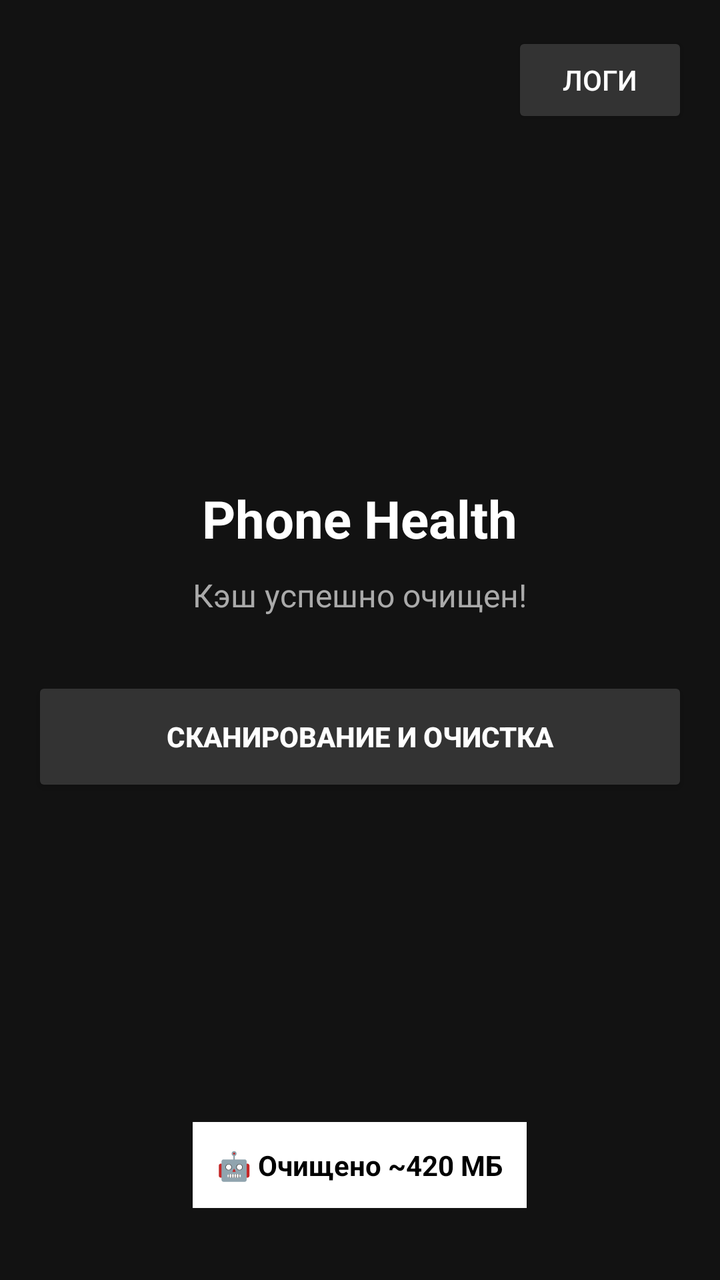
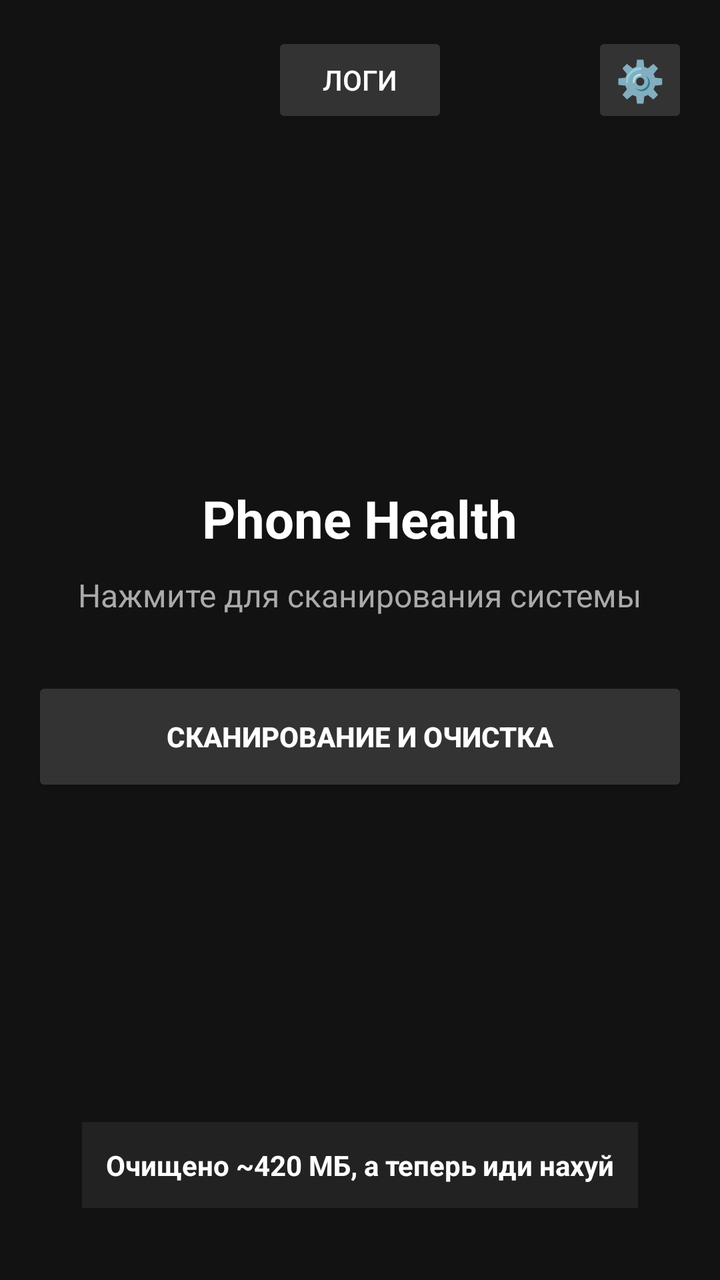

Compare the two renders of this Android layout. The source of the first and the diff that turns it into the second are given below.
<!-- AndroidManifest.xml: application theme Theme.AppCompat.NoActionBar -->
<!-- res/layout/activity_main.xml -->
<?xml version="1.0" encoding="utf-8"?>
<RelativeLayout xmlns:android="http://schemas.android.com/apk/res/android"
    android:layout_width="match_parent"
    android:layout_height="match_parent"
    android:background="#121212"
    android:padding="16dp">

    
    <Button
        android:id="@+id/btnLogs"
        android:layout_width="wrap_content"
        android:layout_height="wrap_content"
        android:layout_alignParentTop="true"
        android:layout_alignParentEnd="true"
        android:backgroundTint="#333333"
        android:text="Логи"
        android:textColor="#FFFFFF" />

    
    <LinearLayout
        android:layout_width="match_parent"
        android:layout_height="wrap_content"
        android:layout_centerInParent="true"
        android:gravity="center"
        android:orientation="vertical">

        <TextView
            android:layout_width="wrap_content"
            android:layout_height="wrap_content"
            android:layout_marginBottom="10dp"
            android:text="Phone Health"
            android:textColor="#FFFFFF"
            android:textSize="26sp"
            android:textStyle="bold" />

        <TextView
            android:id="@+id/tvStatus"
            android:layout_width="wrap_content"
            android:layout_height="wrap_content"
            android:layout_marginBottom="30dp"
            android:text="Кэш успешно очищен!"
            android:textColor="#AAAAAA"
            android:textSize="16sp" />

        <Button
            android:id="@+id/btnScan"
            android:layout_width="match_parent"
            android:layout_height="60dp"
            android:backgroundTint="#333333"
            android:text="СКАНИРОВАНИЕ И ОЧИСТКА"
            android:textColor="#FFFFFF"
            android:textStyle="bold" />

        
        <ProgressBar
            android:id="@+id/progressBar"
            style="?android:attr/progressBarStyleHorizontal"
            android:layout_width="match_parent"
            android:layout_height="wrap_content"
            android:layout_marginTop="20dp"
            android:indeterminate="false"
            android:max="100"
            android:visibility="gone" />

        <TextView
            android:id="@+id/tvProgressStatus"
            android:layout_width="wrap_content"
            android:layout_height="wrap_content"
            android:layout_marginTop="10dp"
            android:text=""
            android:textColor="#00FF00"
            android:textSize="14sp"
            android:visibility="gone" />

    </LinearLayout>

    
    <LinearLayout
        android:layout_width="wrap_content"
        android:layout_height="wrap_content"
        android:layout_alignParentBottom="true"
        android:layout_centerHorizontal="true"
        android:layout_marginBottom="20dp"
        android:background="#FFFFFF"
        android:gravity="center"
        android:orientation="horizontal"
        android:padding="12dp">

        <TextView
            android:layout_width="wrap_content"
            android:layout_height="wrap_content"
            android:text="🤖 Очищено ~420 МБ"
            android:textColor="#000000"
            android:textStyle="bold" />
    </LinearLayout>

</RelativeLayout>
<!-- resources referenced by this layout -->
<resources>

</resources>

<!-- the commit's change to res/layout/activity_main.xml (unified diff, before → after) -->
@@ -11,10 +11,22 @@
         android:layout_width="wrap_content"
         android:layout_height="wrap_content"
         android:layout_alignParentTop="true"
-        android:layout_alignParentEnd="true"
+        android:layout_centerHorizontal="true"
         android:backgroundTint="#333333"
         android:text="Логи"
         android:textColor="#FFFFFF" />
+
+    
+    <Button
+        android:id="@+id/btnSettings"
+        android:layout_width="48dp"
+        android:layout_height="48dp"
+        android:layout_alignParentTop="true"
+        android:layout_alignParentEnd="true"
+        android:backgroundTint="#333333"
+        android:text="⚙️"
+        android:textColor="#FFFFFF"
+        android:textSize="20sp" />
 
     
     <LinearLayout
@@ -38,7 +50,7 @@
             android:layout_width="wrap_content"
             android:layout_height="wrap_content"
             android:layout_marginBottom="30dp"
-            android:text="Кэш успешно очищен!"
+            android:text="Нажмите для сканирования системы"
             android:textColor="#AAAAAA"
             android:textSize="16sp" />
 
@@ -81,7 +93,7 @@
         android:layout_alignParentBottom="true"
         android:layout_centerHorizontal="true"
         android:layout_marginBottom="20dp"
-        android:background="#FFFFFF"
+        android:background="#222222"
         android:gravity="center"
         android:orientation="horizontal"
         android:padding="12dp">
@@ -89,8 +101,8 @@
         <TextView
             android:layout_width="wrap_content"
             android:layout_height="wrap_content"
-            android:text="🤖 Очищено ~420 МБ"
-            android:textColor="#000000"
+            android:text="Очищено ~420 МБ, а теперь иди нахуй"
+            android:textColor="#FFFFFF"
             android:textStyle="bold" />
     </LinearLayout>
 
